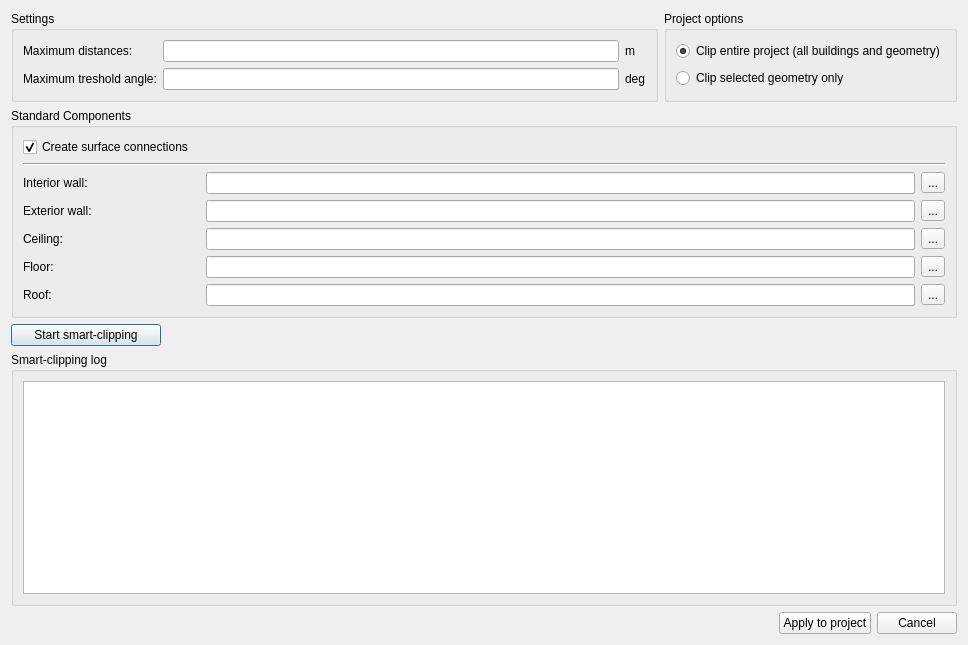
This is SIM-VICUS/src/SVSmartIntersectionDialog.ui in ghorwin/SIM-VICUS as Qt 5 draws it before an edit. The edited form follows.
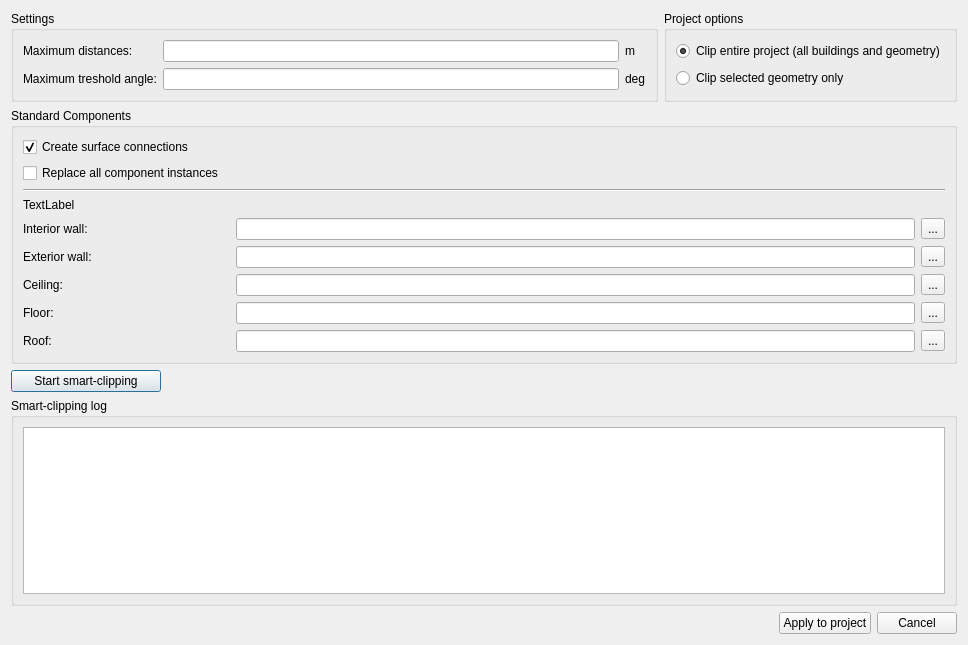
This is the edited form. Icons and pictures are not drawn. Custom widgets are drawn as their Qt base class.

```diff
--- a/SIM-VICUS/src/SVSmartIntersectionDialog.ui
+++ b/SIM-VICUS/src/SVSmartIntersectionDialog.ui
@@ -96,108 +96,101 @@
       <string>Standard Components</string>
      </property>
      <layout class="QGridLayout" name="gridLayout" columnstretch="0,0,0,0">
-      <item row="2" column="2">
+      <item row="9" column="0">
+       <widget class="QLabel" name="label_6">
+        <property name="text">
+         <string>Floor:</string>
+        </property>
+       </widget>
+      </item>
+      <item row="9" column="2">
+       <widget class="QLineEdit" name="lineEditFloorName">
+        <property name="readOnly">
+         <bool>true</bool>
+        </property>
+       </widget>
+      </item>
+      <item row="11" column="3">
+       <widget class="QToolButton" name="toolButtonSelectRoof">
+        <property name="text">
+         <string>...</string>
+        </property>
+       </widget>
+      </item>
+      <item row="4" column="2">
        <widget class="QLineEdit" name="lineEditInteriorWallName">
         <property name="readOnly">
          <bool>true</bool>
         </property>
        </widget>
       </item>
-      <item row="2" column="0">
+      <item row="4" column="0">
        <widget class="QLabel" name="label_3">
         <property name="text">
          <string>Interior wall:</string>
         </property>
        </widget>
       </item>
-      <item row="6" column="2">
-       <widget class="QLineEdit" name="lineEditCeilingName">
-        <property name="readOnly">
-         <bool>true</bool>
-        </property>
-       </widget>
-      </item>
-      <item row="5" column="3">
+      <item row="7" column="3">
        <widget class="QToolButton" name="toolButtonSelectExteriorWall">
         <property name="text">
          <string>...</string>
         </property>
        </widget>
       </item>
-      <item row="2" column="3">
-       <widget class="QToolButton" name="toolButtonSelectInteriorWall">
+      <item row="7" column="0">
+       <widget class="QLabel" name="label_4">
         <property name="text">
-         <string>...</string>
+         <string>Exterior wall:</string>
         </property>
        </widget>
       </item>
-      <item row="6" column="3">
-       <widget class="QToolButton" name="toolButtonSelectCeiling">
+      <item row="9" column="3">
+       <widget class="QToolButton" name="toolButtonSelectFloor">
         <property name="text">
          <string>...</string>
         </property>
        </widget>
       </item>
-      <item row="6" column="0">
+      <item row="8" column="0">
        <widget class="QLabel" name="label_5">
         <property name="text">
          <string>Ceiling:</string>
         </property>
        </widget>
       </item>
+      <item row="4" column="3">
+       <widget class="QToolButton" name="toolButtonSelectInteriorWall">
+        <property name="text">
+         <string>...</string>
+        </property>
+       </widget>
+      </item>
       <item row="7" column="2">
-       <widget class="QLineEdit" name="lineEditFloorName">
-        <property name="readOnly">
-         <bool>true</bool>
-        </property>
-       </widget>
-      </item>
-      <item row="7" column="3">
-       <widget class="QToolButton" name="toolButtonSelectFloor">
-        <property name="text">
-         <string>...</string>
-        </property>
-       </widget>
-      </item>
-      <item row="9" column="3">
-       <widget class="QToolButton" name="toolButtonSelectRoof">
-        <property name="text">
-         <string>...</string>
-        </property>
-       </widget>
-      </item>
-      <item row="9" column="2">
-       <widget class="QLineEdit" name="lineEditRoofName">
-        <property name="readOnly">
-         <bool>true</bool>
-        </property>
-       </widget>
-      </item>
-      <item row="9" column="0">
-       <widget class="QLabel" name="label_7">
-        <property name="text">
-         <string>Roof:</string>
-        </property>
-       </widget>
-      </item>
-      <item row="5" column="0">
-       <widget class="QLabel" name="label_4">
-        <property name="text">
-         <string>Exterior wall:</string>
-        </property>
-       </widget>
-      </item>
-      <item row="5" column="2">
        <widget class="QLineEdit" name="lineEditExteriorWallName">
         <property name="readOnly">
          <bool>true</bool>
         </property>
        </widget>
       </item>
-      <item row="7" column="0">
-       <widget class="QLabel" name="label_6">
-        <property name="text">
-         <string>Floor:</string>
+      <item row="11" column="2">
+       <widget class="QLineEdit" name="lineEditRoofName">
+        <property name="readOnly">
+         <bool>true</bool>
+        </property>
+       </widget>
+      </item>
+      <item row="2" column="0" colspan="4">
+       <widget class="Line" name="line">
+        <property name="orientation">
+         <enum>Qt::Horizontal</enum>
+        </property>
+       </widget>
+      </item>
+      <item row="8" column="2">
+       <widget class="QLineEdit" name="lineEditCeilingName">
+        <property name="readOnly">
+         <bool>true</bool>
         </property>
        </widget>
       </item>
@@ -211,10 +204,31 @@
         </property>
        </widget>
       </item>
-      <item row="1" column="0" colspan="4">
-       <widget class="Line" name="line">
-        <property name="orientation">
-         <enum>Qt::Horizontal</enum>
+      <item row="11" column="0">
+       <widget class="QLabel" name="label_7">
+        <property name="text">
+         <string>Roof:</string>
+        </property>
+       </widget>
+      </item>
+      <item row="8" column="3">
+       <widget class="QToolButton" name="toolButtonSelectCeiling">
+        <property name="text">
+         <string>...</string>
+        </property>
+       </widget>
+      </item>
+      <item row="3" column="0" colspan="2">
+       <widget class="QLabel" name="label_8">
+        <property name="text">
+         <string>TextLabel</string>
+        </property>
+       </widget>
+      </item>
+      <item row="1" column="0">
+       <widget class="QCheckBox" name="checkBoxReplaceComponentInstances">
+        <property name="text">
+         <string>Replace all component instances</string>
         </property>
        </widget>
       </item>
```
